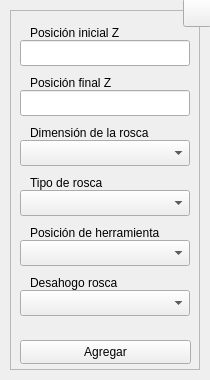
This is interfaces/ui_files/thread.ui in Raw0201/GCode2 as Qt 5 draws it before an edit. The edited form follows.
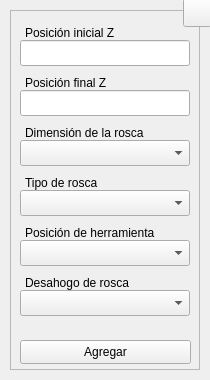
This is the edited form. Icons and pictures are not drawn.

What changed in the file:
```diff
--- a/interfaces/ui_files/thread.ui
+++ b/interfaces/ui_files/thread.ui
@@ -2221,7 +2221,7 @@
      </property>
      <property name="geometry">
       <rect>
-       <x>20</x>
+       <x>15</x>
        <y>10</y>
        <width>101</width>
        <height>26</height>
@@ -2277,9 +2277,9 @@
      </property>
      <property name="geometry">
       <rect>
-       <x>20</x>
+       <x>15</x>
        <y>110</y>
-       <width>131</width>
+       <width>127</width>
        <height>26</height>
       </rect>
      </property>
@@ -2296,9 +2296,9 @@
      </property>
      <property name="geometry">
       <rect>
-       <x>20</x>
+       <x>15</x>
        <y>60</y>
-       <width>91</width>
+       <width>92</width>
        <height>26</height>
       </rect>
      </property>
@@ -2399,7 +2399,7 @@
      </property>
      <property name="geometry">
       <rect>
-       <x>20</x>
+       <x>15</x>
        <y>210</y>
        <width>139</width>
        <height>26</height>
@@ -2443,7 +2443,7 @@
      </property>
      <property name="geometry">
       <rect>
-       <x>20</x>
+       <x>15</x>
        <y>160</y>
        <width>81</width>
        <height>26</height>
@@ -2487,14 +2487,14 @@
      </property>
      <property name="geometry">
       <rect>
-       <x>20</x>
+       <x>15</x>
        <y>260</y>
-       <width>94</width>
+       <width>112</width>
        <height>26</height>
       </rect>
      </property>
      <property name="text">
-      <string>Desahogo rosca</string>
+      <string>Desahogo de rosca</string>
      </property>
      <property name="buddy">
       <cstring>lbl_thd</cstring>
```
